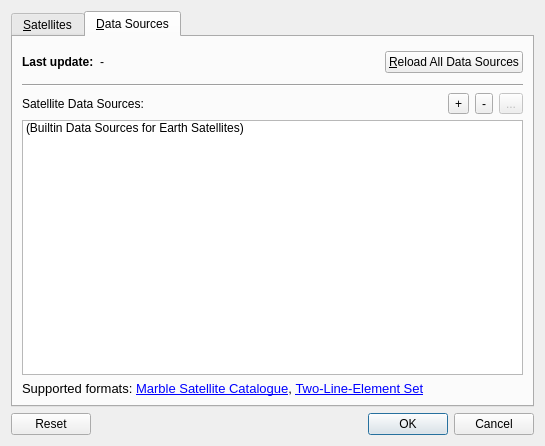
Above: src/plugins/render/satellites/SatellitesConfigDialog.ui from KDE/marble before the change. Below: the same form after it.
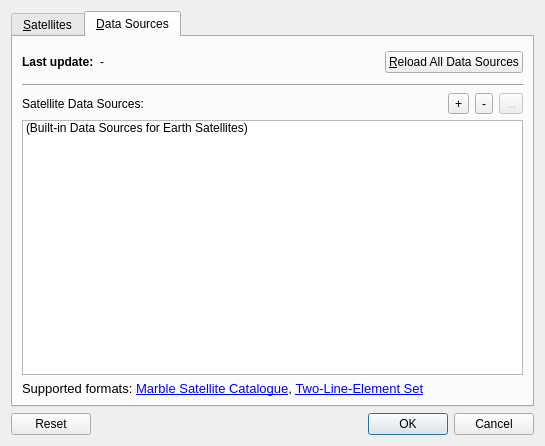
That is the form after the change. The open tabs and pages were chosen to show the change. Icons and pictures are not drawn.

Commit message:
SatellitesPlugin: some minor user interface improvements
 * Add tooltips to data source management buttons
 * Fix typo in data sources tab

Patch:
```diff
--- a/src/plugins/render/satellites/SatellitesConfigDialog.ui
+++ b/src/plugins/render/satellites/SatellitesConfigDialog.ui
@@ -186,7 +186,7 @@
          </property>
          <item>
           <property name="text">
-           <string>(Builtin Data Sources for Earth Satellites)</string>
+           <string>(Built-in Data Sources for Earth Satellites)</string>
           </property>
           <property name="statusTip">
            <string notr="true"/>
```
Left out of the diff: 9 changed lines with no effect on the pictures.
